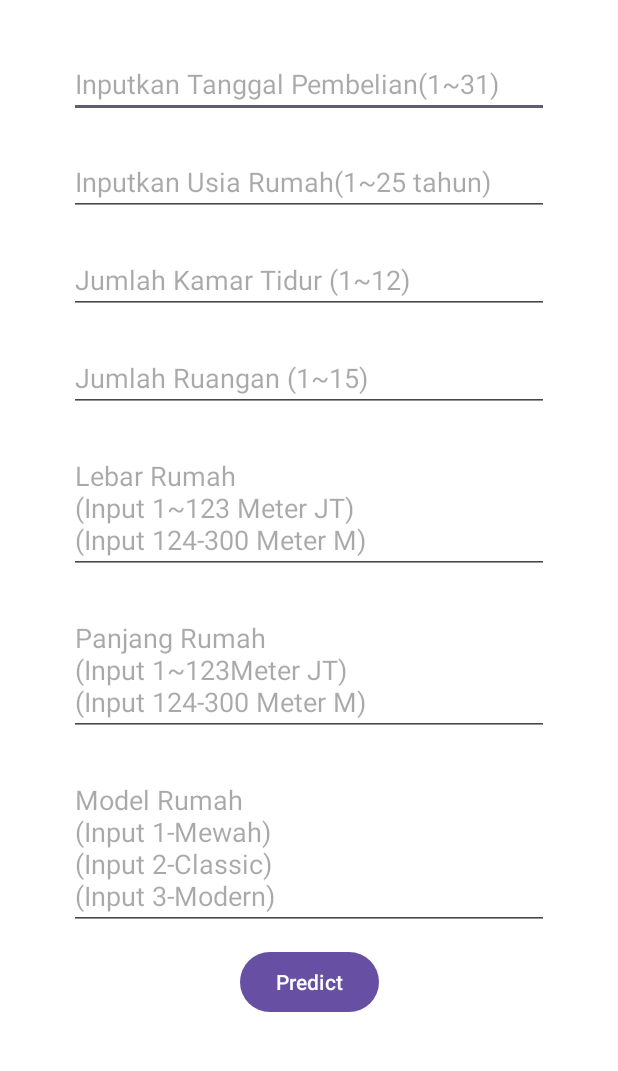
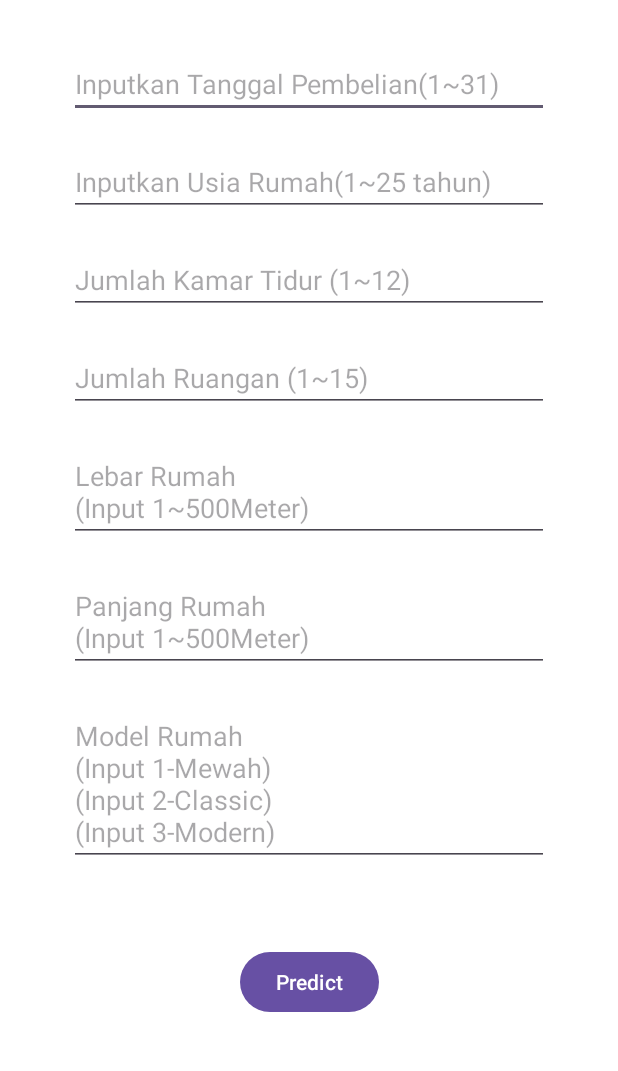
Before and after one commit to davasangkara/Real-Estate-Prediction---ANN, an Android app: the MainActivity screen opened directly, with no data from a screen before it, on a phone screen of 412 x 824 dp, the part 70-1141 px from its top. Run offline under Robolectric (Android 15) with nearby library versions, the phone set to English and light mode, and no system bars; libraries missing offline, so code that uses them is left out: org.tensorflow.lite; 4 statements that could not run were skipped.

Commit message:
finished project

```diff
--- a/app/src/main/res/layout/activity_main.xml
+++ b/app/src/main/res/layout/activity_main.xml
@@ -107,7 +107,7 @@
             android:layout_height="wrap_content"
             android:layout_marginTop="20dp"
             android:ems="15"
-            android:hint="Lebar Rumah \n(Input 1~123 Meter JT) \n(Input 124-300 Meter M)"
+            android:hint="Lebar Rumah \n(Input 1~500Meter)"
             android:inputType="numberDecimal"
             app:layout_constraintEnd_toEndOf="parent"
             app:layout_constraintHorizontal_bias="0.5"
@@ -121,7 +121,7 @@
             android:layout_height="wrap_content"
             android:layout_marginTop="20dp"
             android:ems="15"
-            android:hint="Panjang Rumah \n(Input 1~123Meter JT) \n(Input 124-300 Meter M)"
+            android:hint="Panjang Rumah \n(Input 1~500Meter)"
             android:inputType="numberDecimal"
             app:layout_constraintEnd_toEndOf="parent"
             app:layout_constraintHorizontal_bias="0.5"
```
